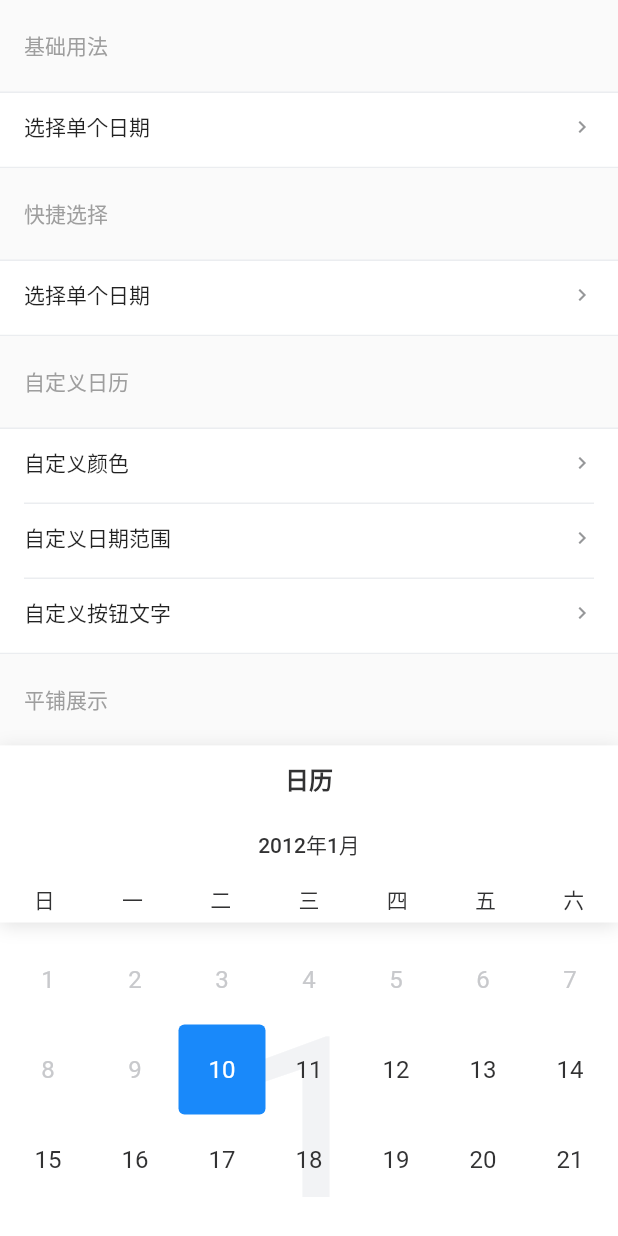
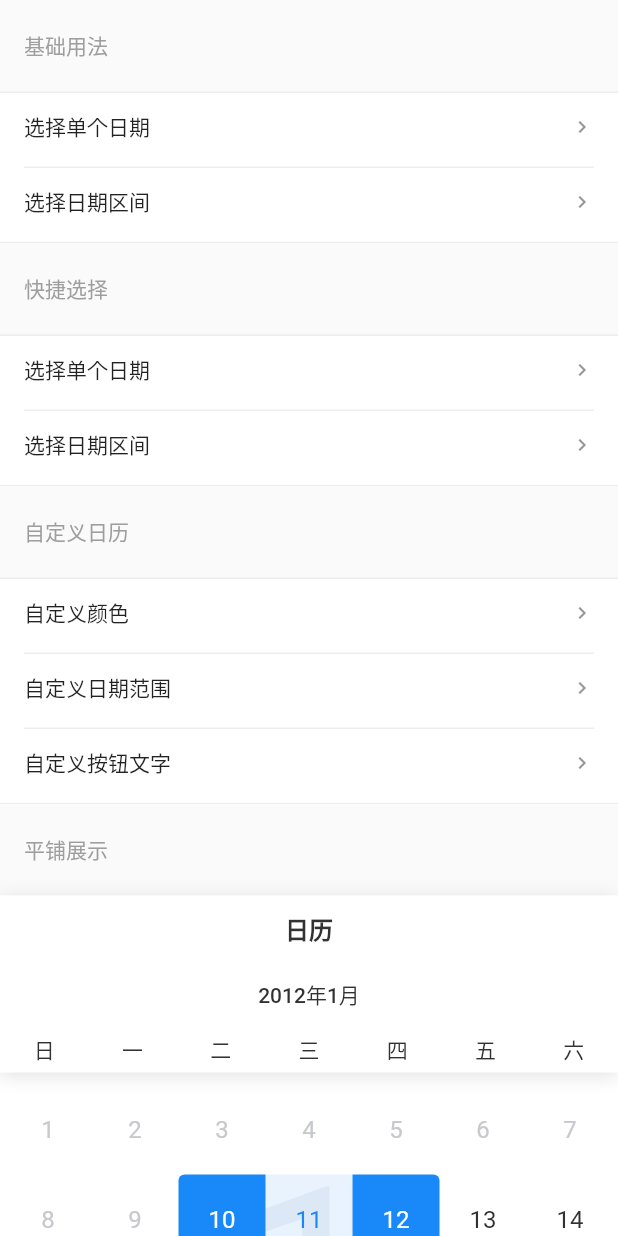
Before and after one commit to benjaken/flutter_vant_kit, a Flutter app: the DemoCalendar widget shown alone on an empty page, opened directly, on a phone screen of 412 x 824 dp. Run offline on Flutter 3.47's test engine with Material 2 defaults, Android fonts, the phone set to English and light mode, and no system bars; our stand-ins replace fluttertoast; missing offline and left inert: multi_image_picker.

Commit message:
feat(calendar): 日程组件增加范围选项

```diff
--- a/example/lib/routes/demoCalendar.dart
+++ b/example/lib/routes/demoCalendar.dart
@@ -10,8 +10,10 @@ class DemoCalendar extends StatefulWidget {
 
 class _DemoCalendar extends State<DemoCalendar> {
   DateTime _selectedDate1;
+  List<DateTime> _selectedDate2;
   DateTime _selectedDate3;
-  DateTime _selectedDate5;
+  List<DateTime> _selectedDate4;
+  List<DateTime> _selectedDate5;
   DateTime _selectedDate6;
   DateTime _selectedDate7;
   DateTime _selectedDate8;
@@ -23,14 +25,13 @@ class _DemoCalendar extends State<DemoCalendar> {
     );
   }
 
-  void showCalendar (Widget content) {
+  void showCalendar(Widget content) {
     showModalBottomSheet(
         context: context,
         backgroundColor: Colors.transparent,
         builder: (BuildContext context) {
           return content;
-      }
-    );
+        });
   }
 
   @override
@@ -44,33 +45,37 @@ class _DemoCalendar extends State<DemoCalendar> {
             children: <Widget>[
               Cell(
                 title: "选择单个日期",
-                value: _selectedDate1 != null ? DateFormat('yyyy/MM/dd').format(_selectedDate1) : '',
+                value: _selectedDate1 != null
+                    ? DateFormat('yyyy/MM/dd').format(_selectedDate1)
+                    : '',
                 isLink: true,
-                onClick: () => showCalendar(
-                  Calendar(
+                onClick: () => showCalendar(Calendar(
                   defaultDate: _selectedDate1,
                   onConfirm: (date) {
                     setState(() {
                       _selectedDate1 = date;
                     });
                   },
+                )),
+              ),
+              Cell(
+                title: "选择日期区间",
+                value: _selectedDate2 != null
+                    ? "${DateFormat('MM/dd').format(_selectedDate2[0])} - ${DateFormat('MM/dd').format(_selectedDate2[1])}"
+                    : '',
+                isLink: true,
+                onClick: () => showCalendar(
+                  Calendar(
+                    type: "range",
+                    defaultDate: _selectedDate2,
+                    onConfirm: (date) {
+                      setState(() {
+                        _selectedDate2 = date;
+                      });
+                    },
                   )
                 ),
               ),
-              // Cell(
-              //   title: "选择日期区间",
-              //   // value: _selectedDate3??'',
-              //   isLink: true,
-              //   onClick: () => showCalendar(
-              //     Calendar(
-              //       onConfirm: (date) {
-              //         setState(() {
-              //           // _selectedDate1 = DateFormat("yyyy/MM/DD").format(date);
-              //         });
-              //       },
-              //     )
-              //   ),
-              // ),
             ],
           ),
           title("快捷选择"),
@@ -78,10 +83,11 @@ class _DemoCalendar extends State<DemoCalendar> {
             children: <Widget>[
               Cell(
                 title: "选择单个日期",
-                value: _selectedDate3 != null ? DateFormat('yyyy/MM/dd').format(_selectedDate3) : '',
+                value: _selectedDate3 != null
+                    ? DateFormat('yyyy/MM/dd').format(_selectedDate3)
+                    : '',
                 isLink: true,
-                onClick: () => showCalendar(
-                  Calendar(
+                onClick: () => showCalendar(Calendar(
                   showConfirm: false,
                   defaultDate: _selectedDate3,
                   onConfirm: (date) {
@@ -89,14 +95,27 @@ class _DemoCalendar extends State<DemoCalendar> {
                       _selectedDate3 = date;
                     });
                   },
+                )),
+              ),
+              Cell(
+                title: "选择日期区间",
+                value: _selectedDate4 != null
+                    ? "${DateFormat('MM/dd').format(_selectedDate4[0])} - ${DateFormat('MM/dd').format(_selectedDate4[1])}"
+                    : '',
+                isLink: true,
+                onClick: () => showCalendar(
+                  Calendar(
+                    type: "range",
+                    showConfirm: false,
+                    defaultDate: _selectedDate4,
+                    onConfirm: (date) {
+                      setState(() {
+                        _selectedDate4 = date;
+                      });
+                    },
                   )
                 ),
               ),
-              // Cell(
-              //   title: "选择日期区间",
-              //   isLink: true,
-              //   onClick: () => showCalendar(),
-              // )
             ],
           ),
           title("自定义日历"),
@@ -105,25 +124,27 @@ class _DemoCalendar extends State<DemoCalendar> {
               Cell(
                 title: "自定义颜色",
                 isLink: true,
-                value: _selectedDate5 != null ? DateFormat('yyyy/MM/dd').format(_selectedDate5) : '',
-                onClick: () => showCalendar(
-                  Calendar(
+                value: _selectedDate5 != null
+                    ? "${DateFormat('MM/dd').format(_selectedDate5[0])} - ${DateFormat('MM/dd').format(_selectedDate5[1])}"
+                    : '',
+                onClick: () => showCalendar(Calendar(
                   color: Colors.green,
+                  type: "range",
                   defaultDate: _selectedDate5,
                   onConfirm: (date) {
                     setState(() {
                       _selectedDate5 = date;
                     });
                   },
-                  )
-                ),
+                )),
               ),
               Cell(
                 title: "自定义日期范围",
                 isLink: true,
-                value: _selectedDate6 != null ? DateFormat('yyyy/MM/dd').format(_selectedDate6) : '',
-                onClick: () => showCalendar(
-                  Calendar(
+                value: _selectedDate6 != null
+                    ? DateFormat('yyyy/MM/dd').format(_selectedDate6)
+                    : '',
+                onClick: () => showCalendar(Calendar(
                   defaultDate: _selectedDate6,
                   minDate: DateFormat('yyyy-MM-dd').parse("2010-01-01"),
                   maxDate: DateFormat('yyyy-MM-dd').parse("2010-01-31"),
@@ -132,15 +153,15 @@ class _DemoCalendar extends State<DemoCalendar> {
                       _selectedDate6 = date;
                     });
                   },
-                  )
-                ),
+                )),
               ),
               Cell(
                 title: "自定义按钮文字",
                 isLink: true,
-                value: _selectedDate7 != null ? DateFormat('yyyy/MM/dd').format(_selectedDate7) : '',
-                onClick: () => showCalendar(
-                  Calendar(
+                value: _selectedDate7 != null
+                    ? DateFormat('yyyy/MM/dd').format(_selectedDate7)
+                    : '',
+                onClick: () => showCalendar(Calendar(
                   confirmText: "完成",
                   defaultDate: _selectedDate7,
                   onConfirm: (date) {
@@ -148,8 +169,7 @@ class _DemoCalendar extends State<DemoCalendar> {
                       _selectedDate7 = date;
                     });
                   },
-                  )
-                ),
+                )),
               ),
               // Cell(
               //   title: "自定义日期文案",
@@ -174,16 +194,19 @@ class _DemoCalendar extends State<DemoCalendar> {
             poppable: false,
             showConfirm: false,
             title: "日历",
-            // type: "range",
-            defaultDate: DateFormat('yyyy-MM-dd').parse("2012-01-10"),
+            type: "range",
+            defaultDate: [
+              DateFormat('yyyy-MM-dd').parse("2012-01-10"),
+              DateFormat('yyyy-MM-dd').parse("2012-01-12")
+            ],
             minDate: DateFormat('yyyy-MM-dd').parse("2012-01-10"),
-            maxDate: DateFormat('yyyy-MM-dd').parse("2012-01-10").add(Duration(days: 70)),
+            maxDate: DateFormat('yyyy-MM-dd')
+                .parse("2012-01-10")
+                .add(Duration(days: 70)),
             onSelect: (date) {
               Utils.toast(date.toString());
             },
           ),
-        ]
-      )
-    );
+        ]));
   }
 }
--- a/lib/theme/style.dart
+++ b/lib/theme/style.dart
@@ -178,7 +178,7 @@ class Style {
   static const buttonDisabledOpacity = disabledOpacity;
 
   // Calendar
-  static const calendarBorderRadius = borderRadiusLg;
+  static const calendarBorderRadius = 20.0;
   static const calendarBackgroundColor = white;
   static const calendarPopHeight = .8;
   static const calendarHeaderBoxShadow = BoxShadow(
@@ -204,9 +204,9 @@ class Style {
   static const calendarDayFontSize = fontSizeLg;
   static const calendarDayBorderRadius = borderRadiusMd;
   static const calendarRangeEdgeColor = white;
-  // static const calendarRangeEdgeBackgroundColor = blue;
+  static const calendarRangeEdgeBackgroundColor = blue;
   // static const calendarRangeMiddleColor = white;
-  // static const calendarRangeMiddleBackgroundOpacity = .1;
+  static const calendarRangeMiddleBackgroundOpacity = .1;
   static const calendarSelectedDaySize = 54.0;
   static const calendarSelectedDayColor = white;
   static const calendarInfoFontSize = fontSizeXs;
--- a/lib/widgets/calendar.dart
+++ b/lib/widgets/calendar.dart
@@ -3,6 +3,7 @@ import 'package:flutter_vant_kit/main.dart';
 import 'package:flutter_vant_kit/theme/style.dart';
 
 class Calendar extends StatefulWidget {
+  // 选择类型
   final String type;
   // 日历标题
   final String title;
@@ -13,7 +14,7 @@ class Calendar extends StatefulWidget {
   // 最大日期
   final DateTime maxDate;
   // 默认选中的日期
-  final DateTime defaultDate;
+  final dynamic defaultDate;
   // 日期行高
   final double rowHeight;
   // 是否以弹层的形式展示日历
@@ -27,9 +28,9 @@ class Calendar extends StatefulWidget {
   // 日程高度，当poppable为false时生效
   final double height;
   // 点击任意日期时触发
-  final Function(DateTime date) onSelect;
+  final Function(dynamic date) onSelect;
   // 日期选择完成后触发
-  final Function(DateTime date) onConfirm;
+  final Function(dynamic date) onConfirm;
 
   const Calendar(
       {Key key,
@@ -57,8 +58,8 @@ class Calendar extends StatefulWidget {
 
 class _Calendar extends State<Calendar> {
   List weekdays = ["日", "一", "二", "三", "四", "五", "六"];
-  DateTime _defaultDate;
-  DateTime _currentDate;
+  dynamic _defaultDate;
+  dynamic _currentDate;
   DateTime _minDate;
   DateTime _maxDate;
   DateTime _startDate;
@@ -66,24 +67,25 @@ class _Calendar extends State<Calendar> {
   String _startString = "开始";
   String _endString = "结束";
   int _year;
-  int _month;
-  int _day;
-  int displayMonth;
+  int _displayMonth;
   ScrollController _scrollController = new ScrollController();
-  List prevMonthPositions = [];
+  bool _isRange = false;
 
   @override
   void initState() {
     super.initState();
-    _defaultDate = widget.defaultDate ?? DateTime.now();
+    _isRange = widget.type == 'range';
+    _defaultDate = widget.defaultDate ?? (_isRange ? [] : DateTime.now());
     _minDate = widget.minDate ?? DateTime.now();
     _maxDate = widget.maxDate ?? DateTime.now().add(Duration(days: 180));
-    _currentDate = _defaultDate.isBefore(_minDate)
-        ? _minDate
-        : _defaultDate.isAfter(_maxDate) ? _maxDate : _defaultDate;
-    _year = _currentDate.year;
-    _month = displayMonth = _currentDate.month;
-    _day = _currentDate.day;
+    _year = _minDate.year;
+    if (_isRange && _defaultDate.length > 0) {
+      _startDate = _defaultDate[0];
+      _endDate = _defaultDate[1];
+    } else {
+      _currentDate = _defaultDate;
+    }
+    _displayMonth = _isRange ? (_startDate??_minDate).month : _currentDate.month;
 
     _scrollController..addListener(_scrollListener);
     WidgetsBinding.instance.addPostFrameCallback(_onLayoutDone);
@@ -94,7 +96,7 @@ class _Calendar extends State<Calendar> {
     int month = offset ~/ (Style.calendarDayHeight * 5.5);
     int baseMonth = _minDate.month;
     setState(() {
-      displayMonth = baseMonth + month;
+      _displayMonth = baseMonth + month;
     });
   }
 
@@ -105,7 +107,7 @@ class _Calendar extends State<Calendar> {
   }
 
   void _onLayoutDone(_) {
-    int scrollIndex = _defaultDate.month;
+    int scrollIndex = _isRange ? (_startDate??_minDate).month : _currentDate.month;
     if (scrollIndex != null && scrollIndex > 1) {
       double scrollLength =
           ((scrollIndex - 1) * (Style.calendarDayHeight * 5.5)).toDouble();
@@ -119,13 +121,6 @@ class _Calendar extends State<Calendar> {
 
   void close(BuildContext context) {
     Navigator.of(context).pop();
-  }
-
-  bool isBetween(DateTime date) {
-    if (_startDate != null && _endDate != null) {
-      return date.isAfter(_startDate) && date.isBefore(_endDate);
-    }
-    return false;
   }
 
   Widget buildTitle() {
@@ -201,7 +196,7 @@ class _Calendar extends State<Calendar> {
       child: Column(
         children: <Widget>[
           buildTitle(),
-          buildMonthTitle(displayMonth),
+          buildMonthTitle(_displayMonth),
           buildWeekdays()
         ],
       ),
@@ -289,7 +284,9 @@ class _Calendar extends State<Calendar> {
   }
 
   Widget buildCalendarItem(int month, int day) {
-    bool isSelected = month == _month && day == _day;
+    bool isSelected = widget.type == "single" &&
+        month == _currentDate.month &&
+        day == _currentDate.day;
     double dayItemWidth = MediaQuery.of(context).size.width / 7;
     dayItemWidth = dayItemWidth.toInt().toDouble();
     bool isEmpty = day < 1;
@@ -299,27 +296,38 @@ class _Calendar extends State<Calendar> {
             .isAfter(DateTime(_maxDate.year, _maxDate.month, _maxDate.day));
     bool isStart = false;
     bool isEnd = false;
-    if (widget.type == "range" && _startDate != null && _endDate != null) {
+    bool isCenter = false;
+    if (_isRange && _startDate != null) {
       isStart = month == _startDate.month && day == _startDate.day;
+    }
+    if (_isRange && _endDate != null) {
       isEnd = month == _endDate.month && day == _endDate.day;
+    }
+    if (_isRange && _startDate != null && _endDate != null && !isEmpty) {
+      DateTime date = DateTime(_year, month, day);
+      isCenter = date.isAfter(_startDate) && date.isBefore(_endDate);
     }
     String info = isStart ? _startString : isEnd ? _endString : '';
     return DecoratedBox(
       decoration: BoxDecoration(
-          borderRadius: BorderRadius.circular(Style.calendarDayBorderRadius),
-          color: isSelected
-              ? widget.color ?? Style.calendarSelectedDayBackgroundColor
-              : null),
-      child: Material(
-        type: MaterialType.transparency,
-        child: InkWell(
           borderRadius: isStart
               ? BorderRadius.horizontal(
                   left: Radius.circular(Style.calendarDayBorderRadius))
               : isEnd
                   ? BorderRadius.horizontal(
                       right: Radius.circular(Style.calendarDayBorderRadius))
-                  : BorderRadius.circular(Style.calendarDayBorderRadius),
+                  : BorderRadius.circular(
+                      isCenter ? 0 : Style.calendarDayBorderRadius),
+          color: isSelected || isStart || isEnd
+              ? widget.color ?? Style.calendarSelectedDayBackgroundColor
+              : isCenter
+                  ? (widget.color ?? Style.calendarSelectedDayBackgroundColor)
+                      .withOpacity(Style.calendarRangeMiddleBackgroundOpacity)
+                  : null),
+      child: Material(
+        type: MaterialType.transparency,
+        child: InkWell(
+          borderRadius: BorderRadius.circular(Style.calendarDayBorderRadius),
           focusColor: isEmpty || isDisabled
               ? Style.transparent
               : Theme.of(context).focusColor,
@@ -341,8 +349,10 @@ class _Calendar extends State<Calendar> {
                   child: Text("${isEmpty ? '' : day}",
                       style: TextStyle(
                           fontSize: Style.calendarDayFontSize,
-                          color: isSelected
+                          color: isSelected || isStart || isEnd
                               ? Style.calendarSelectedDayColor
+                              : isCenter
+                                  ? widget.color ?? Style.calendarSelectedDayBackgroundColor
                                   : isDisabled
                                       ? Style.calendarDayDisabledColor
                                       : Style.calendarFontColor)),
@@ -365,15 +375,40 @@ class _Calendar extends State<Calendar> {
           onTap: () {
             if (isEmpty || isDisabled) return;
             setState(() {
-              _currentDate = DateTime(_year, month, day);
-              _month = month;
-              _day = day;
+              DateTime selectedDate = DateTime(_year, month, day);
+              if (_isRange) {
+                if (_startDate == null ||
+                    selectedDate.isBefore(_startDate) ||
+                    _startDate != null && _endDate != null) {
+                  _endDate = null;
+                  _startDate = selectedDate;
+                }
+                if (_startDate != null &&
+                    _endDate == null &&
+                    selectedDate.isAfter(_startDate)) {
+                  _endDate = selectedDate;
+                }
+                if (widget.onSelect != null &&
+                    _startDate != null &&
+                    _endDate != null) {
+                  widget.onSelect([_startDate, _endDate]);
+                }
+                if (!widget.showConfirm &&
+                    widget.onConfirm != null &&
+                    _startDate != null &&
+                    _endDate != null) {
+                  close(context);
+                  widget.onConfirm([_startDate, _endDate]);
+                }
+              } else {
+                _currentDate = selectedDate;
                 if (widget.onSelect != null) {
                   widget.onSelect(_currentDate);
                 }
                 if (!widget.showConfirm && widget.onConfirm != null) {
                   close(context);
                   widget.onConfirm(_currentDate);
+                }
               }
             });
           },
@@ -400,7 +435,11 @@ class _Calendar extends State<Calendar> {
           onClick: () {
             close(context);
             if (widget.onConfirm != null) {
+              if (_startDate != null && _endDate != null) {
+                widget.onConfirm([_startDate, _endDate]);
+              } else if (_currentDate != null) {
                 widget.onConfirm(_currentDate);
+              }
             }
           },
         ),
@@ -429,3 +468,13 @@ class _Calendar extends State<Calendar> {
     );
   }
 }
+
+class DayItem {
+  final DateTime date;
+  final String info;
+  final bool disabled;
+
+  DayItem({
+    this.date, this.info, this.disabled: false
+  });
+}
```
Also changed, not shown: 1 other file. Lines whose indentation alone changed are shown as unchanged.
